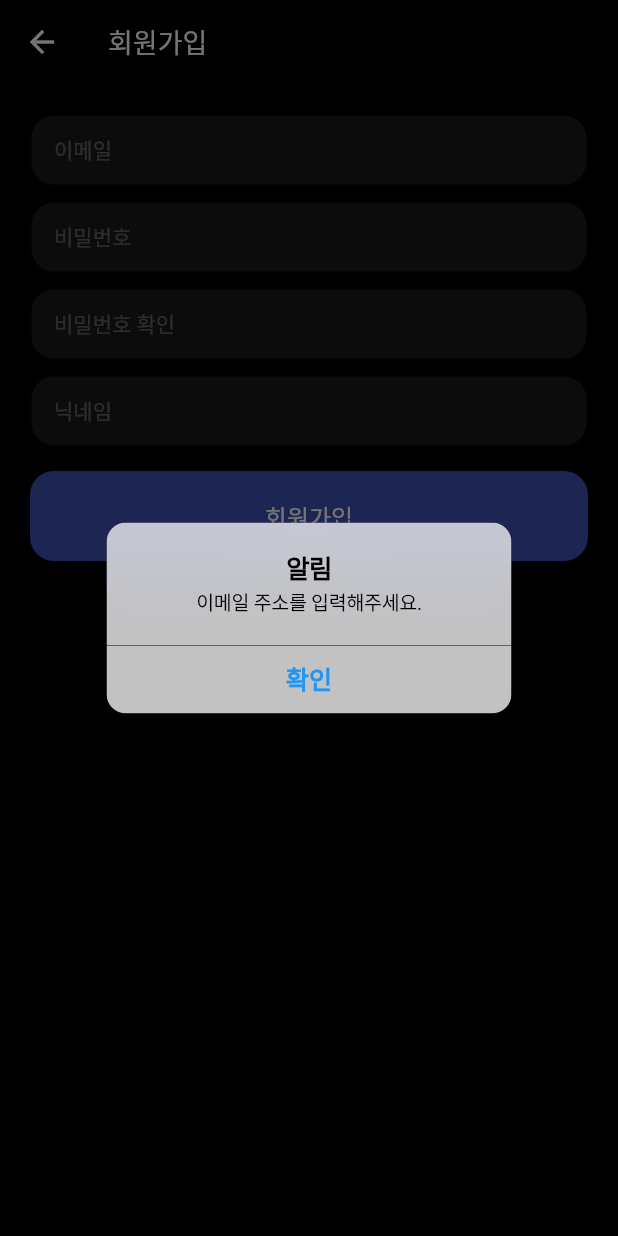
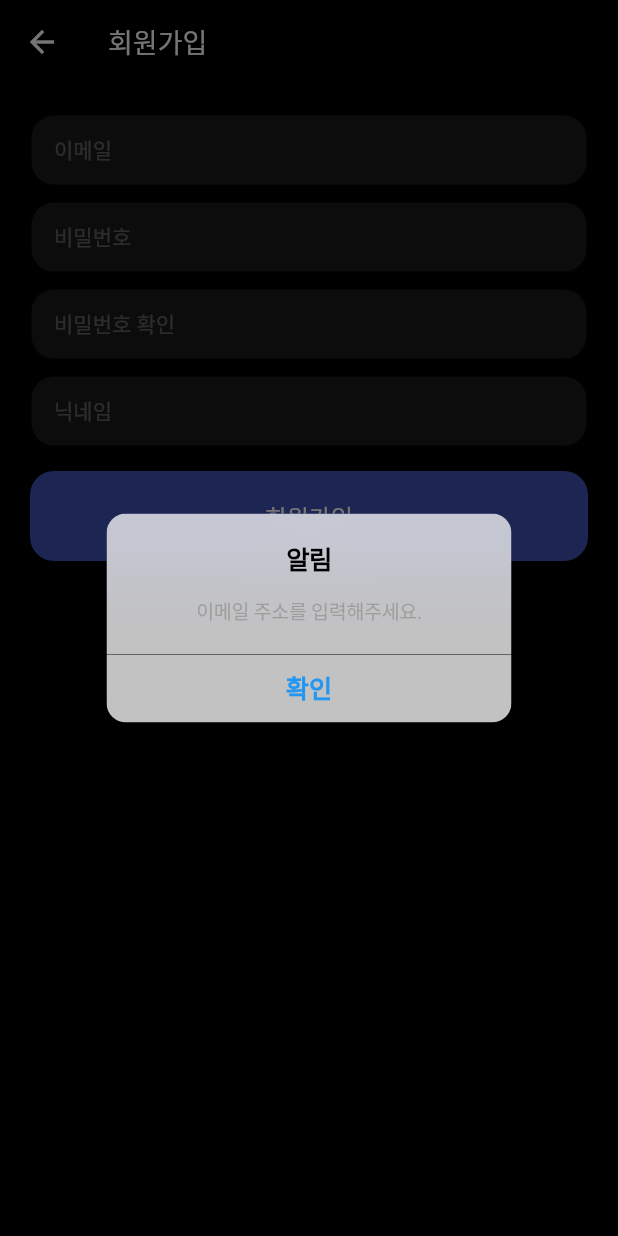
Before and after one commit to yisakk2/flutter-key-of-music, a Flutter app: the SignUp screen opened directly, after a tap on "회원가입", on a phone screen of 412 x 824 dp. Run offline on Flutter 3.47's test engine with Material 2 defaults, Android fonts, the phone set to English and light mode, and no system bars; our stand-ins replace cloud_firestore, firebase_auth, firebase_core, logger; missing offline and left inert: dart:html; accounts and stored records are empty.

Commit message:
myMusic new

```diff
--- /dev/null
+++ b/lib/models/playlist.dart
@@ -0,0 +1,16 @@
+import 'package:cloud_firestore/cloud_firestore.dart';
+
+class Playlist {
+  final List<String> title;
+
+  Playlist({
+    required this.title,
+  });
+
+  factory Playlist.fromDocument(DocumentSnapshot doc) {
+    final getDocs = doc.data() as Map<String, dynamic>;
+    return Playlist(
+      title: getDocs["title"],
+    );
+  }
+}
--- a/lib/models/song.dart
+++ b/lib/models/song.dart
@@ -1,7 +1,7 @@
 import 'package:cloud_firestore/cloud_firestore.dart';
 
 class Song {
-  final String id;
+  // final String id;
   final String title;
   final String singer;
   final String key;
@@ -9,7 +9,7 @@ class Song {
   final String genre;
 
   Song({
-    required this.id,
+    // required this.id,
     required this.title,
     required this.singer,
     required this.key,
@@ -18,9 +18,10 @@ class Song {
   });
 
   factory Song.fromDocument(DocumentSnapshot doc) {
-    final getDocs = doc.data() as Map<dynamic, dynamic>;
+    // final getDocs = doc.data() as Map<dynamic, dynamic>;
+    final getDocs = doc.data() as Map<String, dynamic>;
     return Song(
-      id: doc.id,
+      // id: doc.id,
       title: getDocs["title"],
       singer: getDocs["singer"],
       key: getDocs["key"],
@@ -28,4 +29,20 @@ class Song {
       genre: getDocs["genre"],
     );
   }
+
+  factory Song.fromJson(Map<String, dynamic> json) => Song(
+    title: json["title"],
+    singer: json["singer"],
+    key: json["key"],
+    falsetto: json["falsetto"],
+    genre: json["genre"],
+  );
+
+  Map<String, dynamic> toJson() => {
+    "title": title,
+    "singer": singer,
+    "key": key,
+    "falsetto": falsetto,
+    "genre": genre
+  };
 }
--- a/lib/screens/profile.dart
+++ b/lib/screens/profile.dart
@@ -228,7 +228,9 @@ class _ProfileState extends State<Profile> {
     showDialog(
       context: context,
       builder: (BuildContext ctx) {
-        return CupertinoAlertDialog(
+        return Theme(
+          data: ThemeData.dark(),
+          child: CupertinoAlertDialog(
             title: Text('비밀번호 재설정'),
             content: Text('귀하의 이메일로 비밀번호 재설정 메일을 보냈습니다.'),
             actions: [
@@ -239,6 +241,7 @@ class _ProfileState extends State<Profile> {
                 },
               ),
             ],
+          ),
         );
       },
     );
--- a/lib/widgets/alert.dart
+++ b/lib/widgets/alert.dart
@@ -6,9 +6,14 @@ alert(BuildContext context, String title, String content) {
   showDialog(
       context: context,
       builder: (BuildContext ctx) {
-        return CupertinoAlertDialog(
+        return Theme(
+          data: ThemeData.dark(),
+          child: CupertinoAlertDialog(
             title: Text(title),
-          content: Text(content),
+            content: Padding(
+              padding: EdgeInsets.only(top: 12),
+              child: Text(content, style: TextStyle(color: Colors.grey),),
+            ),
             actions: [
               CupertinoDialogAction(
                 isDefaultAction: true,
@@ -18,6 +23,7 @@ alert(BuildContext context, String title, String content) {
                 },
               )
             ],
+          ),
         );
       }
   );
```
Also changed, not shown: lib/models/firebase_provider.dart (+41 -3 lines), lib/screens/like.dart (added, +78 -0 lines), lib/screens/mymusic.dart (+111 -7 lines), lib/screens/search.dart (+9 -5 lines). Lines whose indentation alone changed are shown as unchanged.
